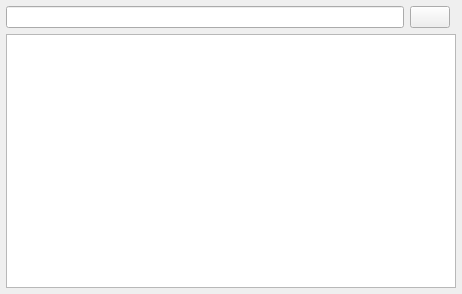
enricoros/fotowall, file Canvas/PictureSearchItem.ui: the form before one commit.
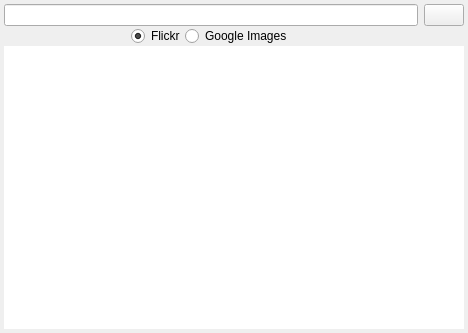
The form after the commit. Custom widgets are drawn as their Qt base class.

Commit message: Prettify the Picture Search Item (thanks to Rossana).

Diff of the .ui file:
```diff
--- a/Canvas/PictureSearchItem.ui
+++ b/Canvas/PictureSearchItem.ui
@@ -6,31 +6,77 @@
    <rect>
     <x>0</x>
     <y>0</y>
-    <width>462</width>
-    <height>294</height>
+    <width>468</width>
+    <height>333</height>
    </rect>
   </property>
   <property name="windowTitle">
    <string>Flickr Search</string>
   </property>
   <layout class="QGridLayout" name="gridLayout">
+   <property name="verticalSpacing">
+    <number>0</number>
+   </property>
    <property name="margin">
-    <number>6</number>
-   </property>
-   <property name="spacing">
-    <number>6</number>
+    <number>4</number>
    </property>
    <item row="0" column="0">
-    <widget class="QLineEdit" name="lineEdit">
-     <property name="minimumSize">
-      <size>
-       <width>200</width>
-       <height>0</height>
-      </size>
+    <widget class="MyLineEdit" name="lineEdit"/>
+   </item>
+   <item row="0" column="1">
+    <widget class="QPushButton" name="searchButton"/>
+   </item>
+   <item row="1" column="0">
+    <layout class="QHBoxLayout" name="horizontalLayout">
+     <property name="spacing">
+      <number>0</number>
      </property>
-    </widget>
+     <item>
+      <spacer name="horizontalSpacer">
+       <property name="orientation">
+        <enum>Qt::Horizontal</enum>
+       </property>
+       <property name="sizeHint" stdset="0">
+        <size>
+         <width>40</width>
+         <height>20</height>
+        </size>
+       </property>
+      </spacer>
+     </item>
+     <item>
+      <widget class="QRadioButton" name="fRadio">
+       <property name="text">
+        <string>Flickr</string>
+       </property>
+       <property name="checked">
+        <bool>true</bool>
+       </property>
+      </widget>
+     </item>
+     <item>
+      <widget class="QRadioButton" name="gRadio">
+       <property name="text">
+        <string>Google Images</string>
+       </property>
+      </widget>
+     </item>
+     <item>
+      <spacer name="horizontalSpacer_2">
+       <property name="orientation">
+        <enum>Qt::Horizontal</enum>
+       </property>
+       <property name="sizeHint" stdset="0">
+        <size>
+         <width>40</width>
+         <height>20</height>
+        </size>
+       </property>
+      </spacer>
+     </item>
+    </layout>
    </item>
-   <item row="1" column="0" colspan="3">
+   <item row="2" column="0" colspan="2">
     <widget class="MyListWidget" name="listWidget">
      <property name="minimumSize">
       <size>
@@ -38,6 +84,9 @@
        <height>250</height>
       </size>
      </property>
+     <property name="frameShape">
+      <enum>QFrame::NoFrame</enum>
+     </property>
      <property name="horizontalScrollBarPolicy">
       <enum>Qt::ScrollBarAlwaysOff</enum>
      </property>
@@ -76,13 +125,6 @@
      </property>
     </widget>
    </item>
-   <item row="0" column="1">
-    <widget class="QPushButton" name="searchButton">
-     <property name="provider" stdset="0">
-      <number>1</number>
-     </property>
-    </widget>
-   </item>
   </layout>
  </widget>
  <customwidgets>
@@ -91,6 +133,11 @@
    <extends>QListWidget</extends>
    <header>QListWidget</header>
   </customwidget>
+  <customwidget>
+   <class>MyLineEdit</class>
+   <extends>QLineEdit</extends>
+   <header>QLineEdit</header>
+  </customwidget>
  </customwidgets>
  <tabstops>
   <tabstop>lineEdit</tabstop>
```
Left out of the diff: 1 changed line with no effect on the pictures. The commit also changes 8 other files.
